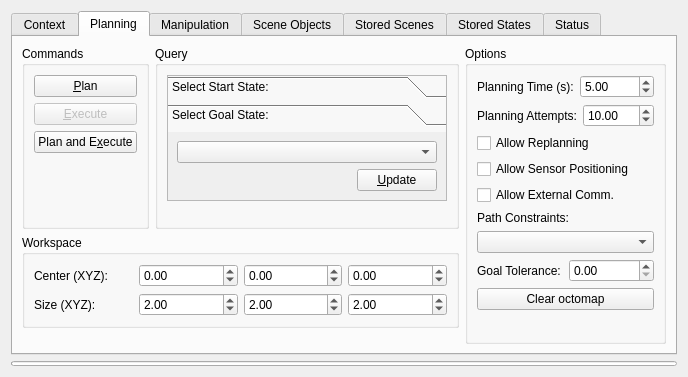
Above: visualization/motion_planning_rviz_plugin/src/ui/motion_planning_rviz_plugin_frame.ui from moveit/moveit before the change. Below: the same form after it.
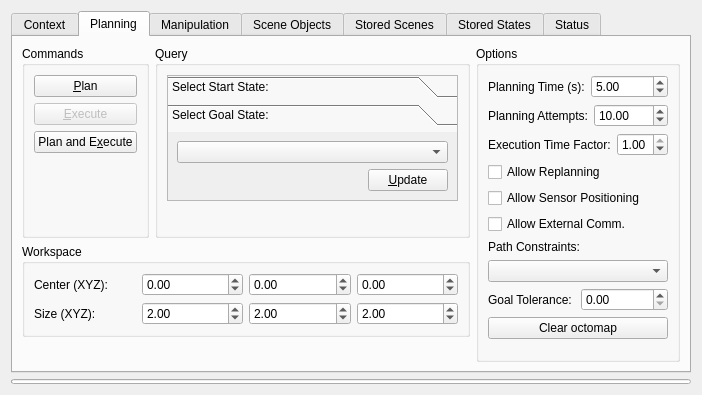
That is the form after the change.

Commit message: Add time factor support for iterative_time_parametrization

Patch:
```diff
--- a/visualization/motion_planning_rviz_plugin/src/ui/motion_planning_rviz_plugin_frame.ui
+++ b/visualization/motion_planning_rviz_plugin/src/ui/motion_planning_rviz_plugin_frame.ui
@@ -6,8 +6,8 @@
    <rect>
     <x>0</x>
     <y>0</y>
-    <width>688</width>
-    <height>377</height>
+    <width>702</width>
+    <height>395</height>
    </rect>
   </property>
   <property name="windowTitle">
@@ -360,7 +360,7 @@
                   <rect>
                    <x>0</x>
                    <y>0</y>
-                   <width>218</width>
+                   <width>205</width>
                    <height>78</height>
                   </rect>
                  </property>
@@ -609,11 +609,35 @@
                </sizepolicy>
               </property>
               <property name="maximum">
-               <number>1000</number>
+               <double>1000.000000000000000</double>
               </property>
               <property name="value">
-               <number>10</number>
-               </property>
+               <double>10.000000000000000</double>
+              </property>
+             </widget>
+            </item>
+           </layout>
+          </item>
+          <item>
+           <layout class="QHBoxLayout" name="horizontalLayout_10">
+            <item>
+             <widget class="QLabel" name="label_11">
+              <property name="text">
+               <string>Execution Time Factor:</string>
+              </property>
+             </widget>
+            </item>
+            <item>
+             <widget class="QDoubleSpinBox" name="exec_time_factor">
+              <property name="maximum">
+               <double>1.000000000000000</double>
+              </property>
+              <property name="singleStep">
+               <double>0.010000000000000</double>
+              </property>
+              <property name="value">
+               <double>1.000000000000000</double>
+              </property>
              </widget>
             </item>
            </layout>
```
Left out of the diff: 2 changed lines with no effect on the pictures. The commit also changes 4 other files.
